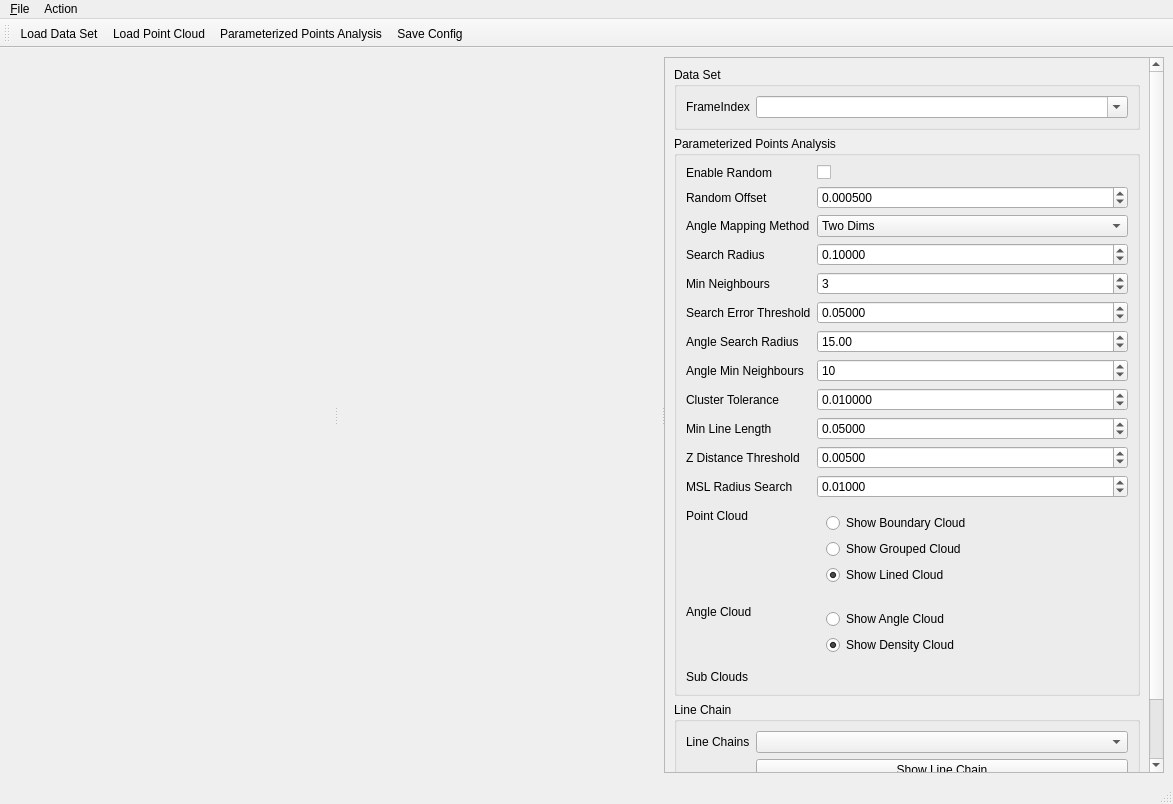
The window that src/ui/ToolWindowLineExtractor.ui (oneminute/RecFLS) describes before a commit, drawn with Qt 5.
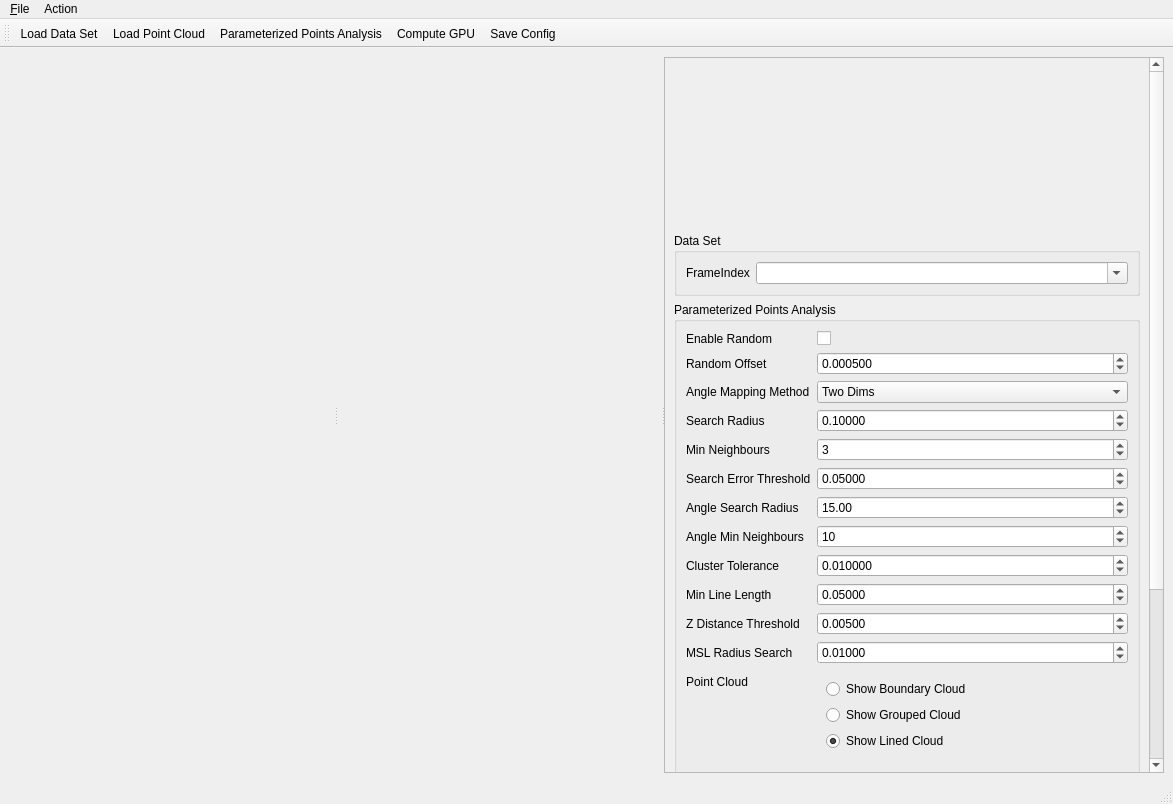
The same window after the commit. Custom widgets are drawn as their Qt base class.

```diff
--- a/src/ui/ToolWindowLineExtractor.ui
+++ b/src/ui/ToolWindowLineExtractor.ui
@@ -82,11 +82,21 @@
          <rect>
           <x>0</x>
           <y>0</y>
-          <width>498</width>
-          <height>717</height>
+          <width>481</width>
+          <height>848</height>
          </rect>
         </property>
         <layout class="QVBoxLayout" name="verticalLayout_2">
+         <item>
+          <widget class="ImageViewer" name="widgetRGBFrame" native="true">
+           <property name="minimumSize">
+            <size>
+             <width>0</width>
+             <height>160</height>
+            </size>
+           </property>
+          </widget>
+         </item>
          <item>
           <widget class="QGroupBox" name="groupBox_3">
            <property name="title">
@@ -191,6 +201,9 @@
             </item>
             <item row="4" column="1">
              <widget class="QSpinBox" name="spinBoxMinNeighbours">
+              <property name="maximum">
+               <number>1000</number>
+              </property>
               <property name="value">
                <number>3</number>
               </property>
@@ -245,6 +258,9 @@
             </item>
             <item row="7" column="1">
              <widget class="QSpinBox" name="spinBoxAngleMinNeighbours">
+              <property name="maximum">
+               <number>1000</number>
+              </property>
               <property name="value">
                <number>10</number>
               </property>
@@ -526,6 +542,7 @@
    <addaction name="actionLoad_Data_Set"/>
    <addaction name="actionLoad_Point_Cloud"/>
    <addaction name="actionParameterized_Points_Analysis"/>
+   <addaction name="actionCompute_GPU"/>
    <addaction name="actionSave_Config"/>
   </widget>
   <action name="actionLoad_Point_Cloud">
@@ -569,7 +586,20 @@
     <string>Load Data Set</string>
    </property>
   </action>
+  <action name="actionCompute_GPU">
+   <property name="text">
+    <string>Compute GPU</string>
+   </property>
+  </action>
  </widget>
+ <customwidgets>
+  <customwidget>
+   <class>ImageViewer</class>
+   <extends>QWidget</extends>
+   <header>ui/ImageViewer.h</header>
+   <container>1</container>
+  </customwidget>
+ </customwidgets>
  <resources/>
  <connections/>
 </ui>
```
